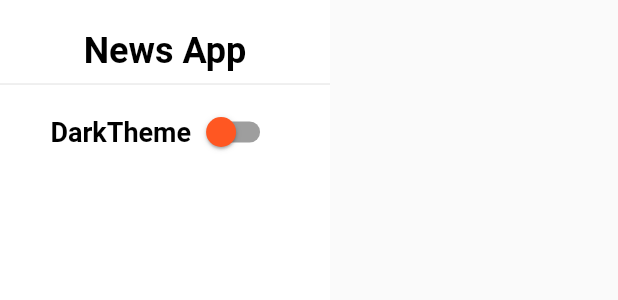
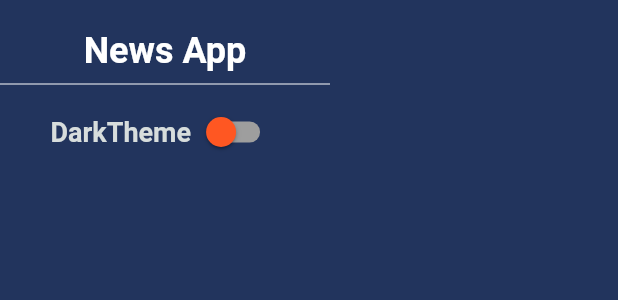
Before and after one commit to H0SSaM7/NewsApp, a Flutter app: the SettingsScreen widget shown alone on an empty page, opened directly, on a phone screen of 412 x 824 dp. Shown: the top 300 px of the screen. Run offline on Flutter 3.47's test engine with Material 2 defaults, Android fonts, the phone set to English and light mode, and no system bars; our stand-ins replace bloc, dio, flutter_bloc; network calls fail.

Commit message:
the same work

```diff
--- a/lib/main.dart
+++ b/lib/main.dart
@@ -3,6 +3,7 @@ import 'package:flutter/material.dart';
 import 'package:news_app/layouts/home/home_screen.dart';
 import 'package:news_app/services/remote/dio_helper.dart';
 import 'package:news_app/shared/bloc_observer.dart';
+import 'package:news_app/shared/theme/themes.dart';
 
 void main() {
   BlocOverrides.runZoned(
@@ -22,29 +23,9 @@ class MyApp extends StatelessWidget {
     return MaterialApp(
       title: 'News App',
       debugShowCheckedModeBanner: false,
-      theme: ThemeData(
-          appBarTheme: const AppBarTheme(
-              backgroundColor: Colors.white,
-              elevation: 0.0,
-              centerTitle: true,
-              actionsIconTheme: IconThemeData(
-                color: Colors.black,
-              ),
-              iconTheme: IconThemeData(
-                color: Colors.black,
-              ),
-              titleTextStyle: TextStyle(
-                color: Colors.black,
-                fontSize: 20.0,
-                fontWeight: FontWeight.bold,
-              )),
-          bottomNavigationBarTheme: const BottomNavigationBarThemeData(
-            selectedItemColor: Colors.deepOrange,
-          ),
-          switchTheme: SwitchThemeData(
-            thumbColor: MaterialStateProperty.all(Colors.deepOrange),
-            trackColor: MaterialStateProperty.all(Colors.grey),
-          )),
+      themeMode: ThemeMode.dark,
+      theme: ThemesHelper.lightTheme,
+      darkTheme: ThemesHelper.darkTheme,
       home: const HomeNewsScreen(),
     );
   }
--- a/lib/modules/settings/settings_screen.dart
+++ b/lib/modules/settings/settings_screen.dart
@@ -14,28 +14,19 @@ class SettingsScreen extends StatelessWidget {
       builder: (context, state) {
         return SafeArea(
           child: Container(
-            color: Colors.white,
+            color: const Color(0xff22345d),
             width: 220,
             child: Column(
               children: [
                 const SizedBox(height: 20),
-                const Text(
-                  'News App',
-                  style: TextStyle(
-                      color: Colors.black,
-                      fontSize: 24,
-                      fontWeight: FontWeight.bold),
-                ),
+                Text('News App', style: Theme.of(context).textTheme.headline1),
                 const Divider(),
                 Row(
                   mainAxisAlignment: MainAxisAlignment.center,
                   children: [
-                    const Text(
+                    Text(
                       'DarkTheme',
-                      style: TextStyle(
-                          color: Colors.black,
-                          fontSize: 18,
-                          fontWeight: FontWeight.bold),
+                      style: Theme.of(context).textTheme.bodyText1,
                     ),
                     Switch.adaptive(
                       value: AppCubit.get(context).isDarkTheme,
--- a/lib/shared/components/components.dart
+++ b/lib/shared/components/components.dart
@@ -20,15 +20,10 @@ ListView buildListViewArticles(List<dynamic> articles) {
                 child: Column(
                   crossAxisAlignment: CrossAxisAlignment.start,
                   children: [
-                    Text(
-                      articles[index].title!,
-                      maxLines: 3,
-                      overflow: TextOverflow.ellipsis,
-                      style: const TextStyle(
-                        fontSize: 18,
-                        fontWeight: FontWeight.w600,
-                      ),
-                    ),
+                    Text(articles[index].title!,
+                        maxLines: 3,
+                        overflow: TextOverflow.ellipsis,
+                        style: Theme.of(context).textTheme.bodyText1),
                     const Spacer(),
                     Text(
                       articles[index].publishAt!,
--- /dev/null
+++ b/lib/shared/theme/themes.dart
@@ -0,0 +1,73 @@
+import 'package:flutter/material.dart';
+
+class ThemesHelper {
+  static ThemeData lightTheme = ThemeData(
+      textTheme: const TextTheme(
+        bodyText1: TextStyle(
+          color: Colors.black,
+          fontSize: 18.0,
+          fontWeight: FontWeight.w600,
+        ),
+        headline1: TextStyle(
+            color: Colors.black, fontSize: 24, fontWeight: FontWeight.bold),
+      ),
+      appBarTheme: const AppBarTheme(
+          backgroundColor: Colors.white,
+          elevation: 0.0,
+          centerTitle: true,
+          actionsIconTheme: IconThemeData(
+            color: Colors.black,
+          ),
+          iconTheme: IconThemeData(
+            color: Colors.black,
+          ),
+          titleTextStyle: TextStyle(
+            color: Colors.black,
+            fontSize: 20.0,
+            fontWeight: FontWeight.bold,
+          )),
+      bottomNavigationBarTheme: const BottomNavigationBarThemeData(
+        selectedItemColor: Colors.deepOrange,
+      ),
+      switchTheme: SwitchThemeData(
+        thumbColor: MaterialStateProperty.all(Colors.deepOrange),
+        trackColor: MaterialStateProperty.all(Colors.grey),
+      ));
+
+  static ThemeData darkTheme = ThemeData(
+      textTheme: const TextTheme(
+        bodyText1: TextStyle(
+          color: Color(0xffd7dddc),
+          fontSize: 18.0,
+          fontWeight: FontWeight.w600,
+        ),
+        headline1: TextStyle(
+            color: Colors.white, fontSize: 24, fontWeight: FontWeight.bold),
+      ),
+      scaffoldBackgroundColor: const Color(0xff22345d),
+      appBarTheme: const AppBarTheme(
+          backgroundColor: Color(0xff121e3b),
+          elevation: 0.0,
+          centerTitle: true,
+          actionsIconTheme: IconThemeData(
+            color: Colors.white,
+          ),
+          iconTheme: IconThemeData(
+            color: Colors.white,
+          ),
+          titleTextStyle: TextStyle(
+            color: Colors.white,
+            fontSize: 20.0,
+            fontWeight: FontWeight.bold,
+          )),
+      bottomNavigationBarTheme: const BottomNavigationBarThemeData(
+        backgroundColor: Color(0xff121e3b),
+        selectedItemColor: Colors.deepOrange,
+        unselectedItemColor: Color(0xffbdbdbd),
+      ),
+      switchTheme: SwitchThemeData(
+        thumbColor: MaterialStateProperty.all(Colors.deepOrange),
+        trackColor: MaterialStateProperty.all(Colors.grey),
+      ),
+      dividerColor: Colors.white);
+}
```
